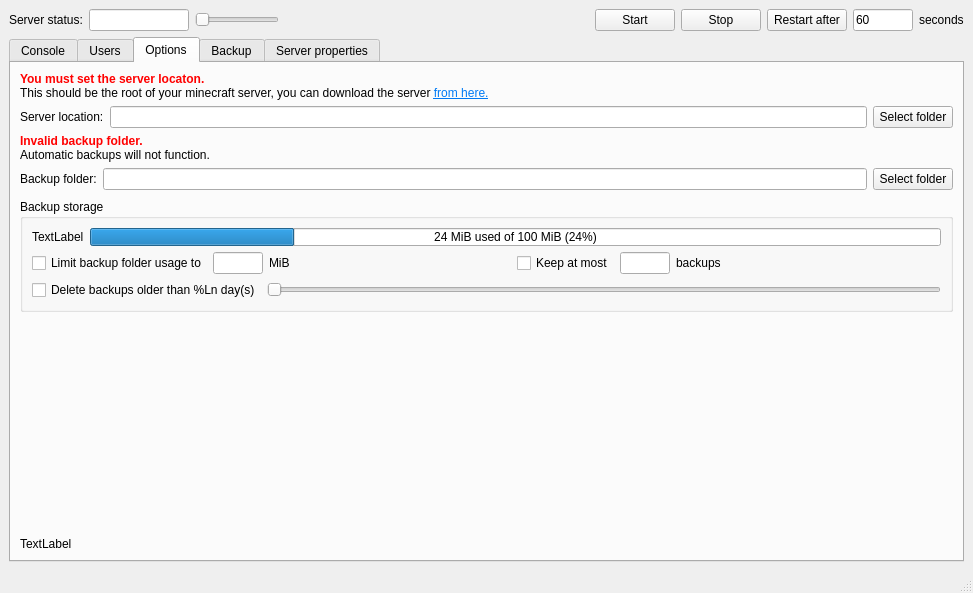
Old version of the form src/mainwindow.ui in the repository mrrooster/minecraftbedrockconsole.
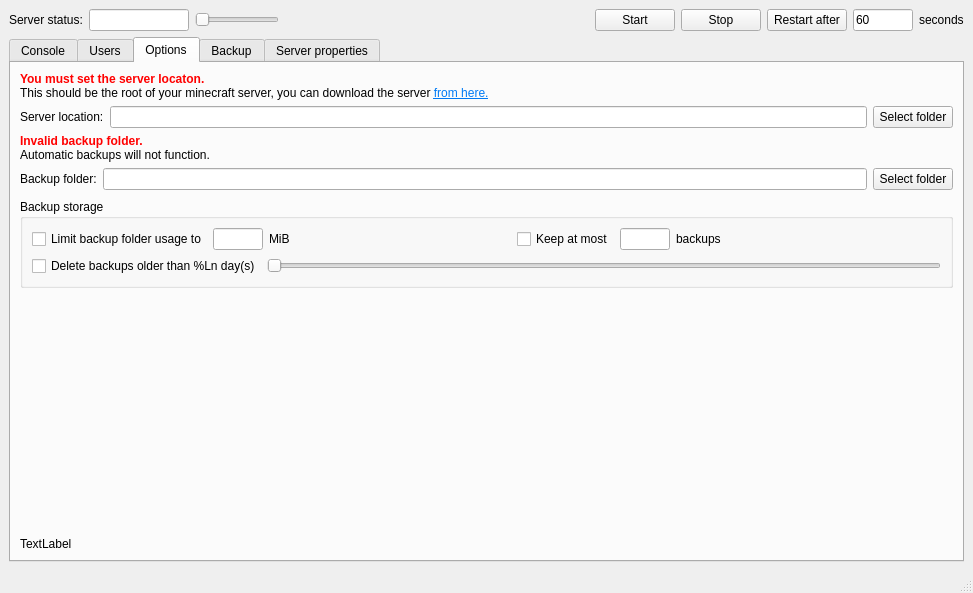
New version of the form. The open tabs and pages were chosen to show the change. Custom widgets are drawn as their Qt base class.

Commit message: Rejigged the backup usage bar.

Diff of the .ui file:
```diff
--- a/src/mainwindow.ui
+++ b/src/mainwindow.ui
@@ -204,6 +204,39 @@
           </item>
          </layout>
         </item>
+        <item>
+         <layout class="QHBoxLayout" name="horizontalLayout_7">
+          <item>
+           <widget class="QLabel" name="storageUsage">
+            <property name="sizePolicy">
+             <sizepolicy hsizetype="Maximum" vsizetype="Preferred">
+              <horstretch>0</horstretch>
+              <verstretch>0</verstretch>
+             </sizepolicy>
+            </property>
+            <property name="text">
+             <string>TextLabel</string>
+            </property>
+           </widget>
+          </item>
+          <item>
+           <widget class="QProgressBar" name="storageUsedBar">
+            <property name="sizePolicy">
+             <sizepolicy hsizetype="MinimumExpanding" vsizetype="Preferred">
+              <horstretch>0</horstretch>
+              <verstretch>0</verstretch>
+             </sizepolicy>
+            </property>
+            <property name="value">
+             <number>24</number>
+            </property>
+            <property name="format">
+             <string>Backup: %v MiB used of %m MiB (%p%)</string>
+            </property>
+           </widget>
+          </item>
+         </layout>
+        </item>
         <item>
          <widget class="ServerConsoleWidget" name="serverConsole" native="true"/>
         </item>
@@ -302,7 +335,7 @@
         <item>
          <widget class="QGroupBox" name="groupBox_2">
           <property name="sizePolicy">
-           <sizepolicy hsizetype="MinimumExpanding" vsizetype="Fixed">
+           <sizepolicy hsizetype="MinimumExpanding" vsizetype="Maximum">
             <horstretch>0</horstretch>
             <verstretch>0</verstretch>
            </sizepolicy>
@@ -311,39 +344,6 @@
            <string>Backup storage</string>
           </property>
           <layout class="QVBoxLayout" name="verticalLayout_5">
-           <item>
-            <layout class="QHBoxLayout" name="horizontalLayout_7">
-             <item>
-              <widget class="QLabel" name="storageUsage">
-               <property name="text">
-                <string>TextLabel</string>
-               </property>
-              </widget>
-             </item>
-             <item>
-              <widget class="QProgressBar" name="storageUsedBar">
-               <property name="sizePolicy">
-                <sizepolicy hsizetype="Expanding" vsizetype="Expanding">
-                 <horstretch>0</horstretch>
-                 <verstretch>0</verstretch>
-                </sizepolicy>
-               </property>
-               <property name="maximumSize">
-                <size>
-                 <width>16777215</width>
-                 <height>18</height>
-                </size>
-               </property>
-               <property name="value">
-                <number>24</number>
-               </property>
-               <property name="format">
-                <string>%v MiB used of %m MiB (%p%)</string>
-               </property>
-              </widget>
-             </item>
-            </layout>
-           </item>
            <item>
             <layout class="QHBoxLayout" name="horizontalLayout_9">
              <item>
```
Left out of the diff: 2 changed lines with no effect on the pictures. The commit also changes 1 other file.
